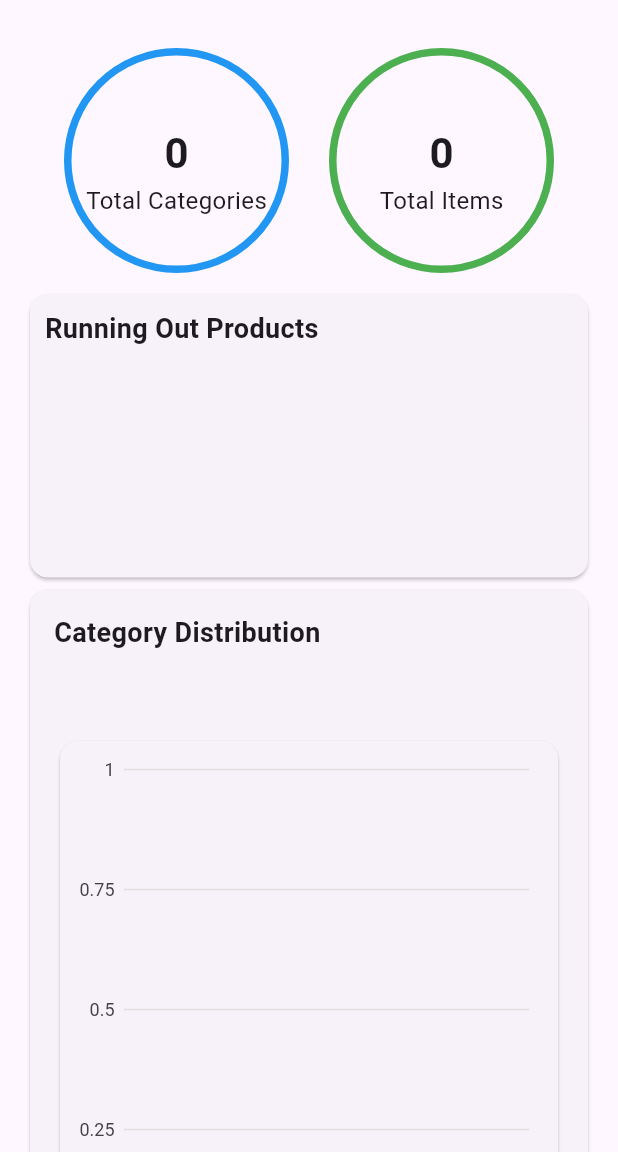
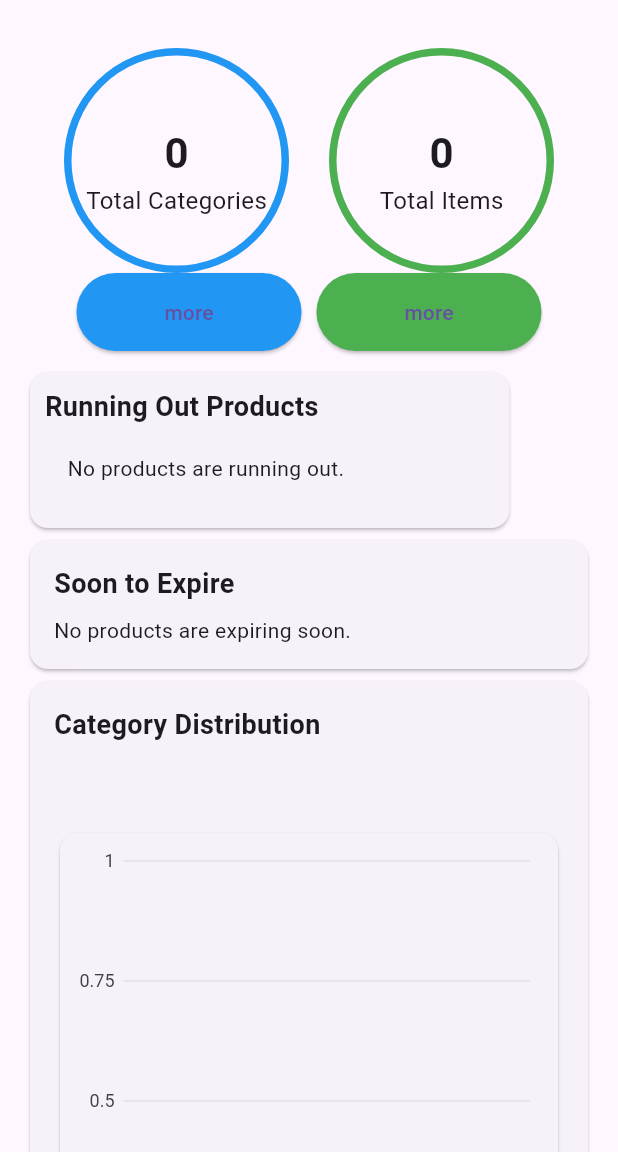
Before and after one commit to sisay2143/WholesaleWise, a Flutter app: the Reporting screen opened directly, on a phone screen of 412 x 824 dp, the part 84-1236 px from its top. Run offline on Flutter 3.47's test engine with Material 3 defaults, Android fonts, the phone set to English and light mode, and no system bars; our stand-ins replace badges, camera, carousel_slider, charts_flutter, cloud_firestore, cloud_functions and 6 more; missing offline and left inert: flutter_email_sender; accounts and stored records are empty.

Commit message:
inventory_report_backend_added_by_meku

```diff
--- a/lib/Views/Manager/Salesreport.dart
+++ b/lib/Views/Manager/Salesreport.dart
@@ -262,9 +262,6 @@ class SalesAnalytics extends StatelessWidget {
 
     // Building the bar chart
     return Card(
-      child: Container(
-        height: 250,
-        width: 400,
       child: Expanded(
         child: Padding(
           padding: const EdgeInsets.all(10.0),
@@ -278,7 +275,6 @@ class SalesAnalytics extends StatelessWidget {
               ),
             ],
             animate: true,
-            ),
           ),
         ),
       ),
--- a/lib/Views/Manager/reporting.dart
+++ b/lib/Views/Manager/reporting.dart
@@ -33,11 +33,13 @@ class Reporting extends StatelessWidget {
                 children: [
                   _buildTotalCategoryCircularIndicator(),
                   _buildTotalItemsCircularIndicator(),
+
                 ],
               ),
+              _buildButtons(),
               const SizedBox(height: 10.0),
               _buildRunningoutProducts(),
-              // _buildSoontoExpire(),
+              _buildSoontoExpire(),
                _buildBarChartCard(),
             ],
           ),
@@ -45,96 +47,139 @@ class Reporting extends StatelessWidget {
       ),
     );
   }
+Widget _buildButtons() {
+  return Row(
+    mainAxisAlignment: MainAxisAlignment.center,
+    children: [
+      ElevatedButton(
+        onPressed: () {
+          // Handle button 1 press
+        },
+        style: ElevatedButton.styleFrom(
+          padding: EdgeInsets.symmetric(vertical: 16.0, horizontal: 24.0),
+          minimumSize: Size(150.0, 0.0),
+          shape: RoundedRectangleBorder(
+            borderRadius: BorderRadius.circular(30.0),
+          ),
+          backgroundColor: Colors.blue,
+        ),
+        child: Text('more'),
+      ),
+      SizedBox(width: 10.0), // Add spacing between the buttons
+      ElevatedButton(
+        onPressed: () {
+          // Handle button 2 press
+        },
+        style: ElevatedButton.styleFrom(
+          padding: EdgeInsets.symmetric(vertical: 16.0, horizontal: 24.0),
+          minimumSize: Size(150.0, 0.0),
+          shape: RoundedRectangleBorder(
+            borderRadius: BorderRadius.circular(30.0),
+          ),
+          backgroundColor: Colors.green,
+        ),
+        child: Text('more'),
+      ),
+    ],
+  );
+}
+  Widget _buildSoontoExpire() {
+  final FirebaseFirestore _firestore = FirebaseFirestore.instance;
+  final User? user = FirebaseAuth.instance.currentUser;
 
-//   Widget _buildSoontoExpire() {
-//   final FirebaseFirestore _firestore = FirebaseFirestore.instance;
-//   final User? user = FirebaseAuth.instance.currentUser;
+  DateTime currentDate = DateTime.now();
 
-//   DateTime currentDate = DateTime.now();
+  return Card(
+    child: Container(
+      width: 400.0, // Adjust the width to your preference
+      child: Padding(
+        padding: const EdgeInsets.all(16.0),
+        child: Column(
+          crossAxisAlignment: CrossAxisAlignment.start,
+          children: [
+            const Text(
+              'Soon to Expire',
+              style: TextStyle(fontSize: 18.0, fontWeight: FontWeight.bold),
+            ),
+            SizedBox(height: 8.0),
+            StreamBuilder<QuerySnapshot>(
+              stream: _firestore.collection('products').snapshots(),
+              builder: (context, snapshot) {
+                if (snapshot.connectionState == ConnectionState.waiting) {
+                  return Center(child: CircularProgressIndicator());
+                } else if (snapshot.hasError) {
+                  return Text('Error: ${snapshot.error}');
+                } else {
+                  // Filter products expiring within 5 days or already expired
+                  List<DocumentSnapshot> expiringProducts = snapshot.data!.docs.where((product) {
+                    Timestamp expireDate = product['expiredate'];
+                    DateTime expireDateDateTime = expireDate.toDate();
+                    int daysLeft = expireDateDateTime.difference(currentDate).inDays;
+                    return daysLeft <= 0 || daysLeft < 5;
+                  }).toList();
 
-//   return Card(
-//     child: Container(
-//       width: 400.0, // Adjust the width to your preference
-//       child: Padding(
-//         padding: const EdgeInsets.all(16.0),
-//         child: Column(
-//           crossAxisAlignment: CrossAxisAlignment.start,
-//           children: [
-//             const Text(
-//               'Soon to Expire',
-//               style: TextStyle(fontSize: 18.0, fontWeight: FontWeight.bold),
-//             ),
-//             SizedBox(height: 8.0),
-//             StreamBuilder
-//               <QuerySnapshot>(
-//               stream: _firestore
-//                   // .collection('users')
-//                   // .doc(user!.uid)
-//                   .collection('products')
-//                   .snapshots(),
-//               builder: (context, snapshot) {
-//                 if (snapshot.connectionState == ConnectionState.waiting) {
-//                   return Center(child: CircularProgressIndicator());
-//                 } else if (snapshot.hasError) {
-//                   return Text('Error: ${snapshot.error}');
-//                 } else if (!snapshot.hasData || snapshot.data!.docs.isEmpty) {
-//                   return Text('No products found.');
-//                 } else {
-//                   return SizedBox(
-//                     height: 140.0,
-//                     child: ListView.builder(
-//                       scrollDirection: Axis.horizontal,
-//                       itemCount: snapshot.data!.docs.length,
-//                       itemBuilder: (context, index) {
-//                         var product = snapshot.data!.docs[index];
-//                         // Parse the string 'expiredate' to DateTime
-//                         DateTime expireDate = DateTime.parse(product['expiredate']);
-//                         int daysLeft = expireDate.difference(currentDate).inDays;
+                  if (expiringProducts.isEmpty) {
+                    return Column(
+                      children: [
+                        Text('No products are expiring soon.'),
 
-//                         // Fetch products expiring within 5 days
-//                         if (daysLeft < 5) {
-//                           return Padding(
-//                             padding: EdgeInsets.all(8.0),
-//                             child: Column(
-//                               crossAxisAlignment: CrossAxisAlignment.start,
-//                               children: [
-//                                 Container(
-//                                   width: 100.0,
-//                                   height: 100.0,
-//                                   alignment: Alignment.center,
-//                                   child: ClipRRect(
-//                                     child: Image.network(
-//                                       product['imageUrl'], // Assuming the image URL is stored in a field called 'image'
-//                                       fit: BoxFit.fill,
-//                                     ),
-//                                   ),
-//                                 ),
-//                                 const SizedBox(height: 4.0),
-//                                 Text('$daysLeft : Days Left'),
-//                               ],
-//                             ),
-//                           );
-//                         } else {
-//                           // If product is not expiring within 5 days, return an empty container
-//                           return Container();
-//                         }
-//                       },
-//                     ),
-//                   );
-//                 }
-//               },
-//             ),
-//           ],
-//         ),
-//       ),
-//     ),
-//   );
-// }
+                      ],
+                    );
+                  } else {
+                    return SizedBox(
+                      height: 160.0,
+                      child: ListView.builder(
+                        scrollDirection: Axis.horizontal,
+                        itemCount: expiringProducts.length,
+                        itemBuilder: (context, index) {
+                          var product = expiringProducts[index];
+                          Timestamp expireDate = product['expiredate'];
+                          DateTime expireDateDateTime = expireDate.toDate();
+                          int daysLeft = expireDateDateTime.difference(currentDate).inDays;
 
+                          return Padding(
+                            padding: EdgeInsets.all(8.0),
+                            child: Column(
+                              crossAxisAlignment: CrossAxisAlignment.start,
+                              children: [
+                                Container(
+                                  width: 100.0,
+                                  height: 100.0,
+                                  alignment: Alignment.center,
+                                  child: ClipRRect(
+                                    child: Image.network(
+                                      product['imageUrl'], // Assuming the image URL is stored in a field called 'imageUrl'
+                                      fit: BoxFit.fill,
+                                    ),
+                                  ),
+                                ),
+                                const SizedBox(height: 4.0),
+                                if (daysLeft <= 0)
+                                  Text('Expired')
+                                else
+                                  Text('$daysLeft : Days Left'),
+                                const SizedBox(height: 4.0),
+                                Text('Product: ${product['name']}'), // Assuming the product text is stored in a field called 'text'
+                              ],
+                            ),
+                          );
+                        },
+                      ),
+                    );
+                  }
+                }
+              },
+            ),
+          ],
+        ),
+      ),
+    ),
+  );
+}
    Widget _buildRunningoutProducts() {
   return Card(
     child: Padding(
-        padding: EdgeInsets.only(left: 10, right: 10, top: 10, bottom: 5),
+      padding: EdgeInsets.all(10.0),
       child: Column(
         crossAxisAlignment: CrossAxisAlignment.start,
         children: [
@@ -143,9 +188,7 @@ class Reporting extends StatelessWidget {
             style: TextStyle(fontSize: 18.0, fontWeight: FontWeight.bold),
           ),
           SizedBox(height: 8.0),
-            SizedBox(
-              height: 140.0,
-              child: StreamBuilder<QuerySnapshot>(
+          StreamBuilder<QuerySnapshot>(
             stream: _firestore
                 // .collection('users')
                 // .doc(user!.uid)
@@ -155,7 +198,15 @@ class Reporting extends StatelessWidget {
             builder: (context, snapshot) {
               if (snapshot.hasData) {
                 final runningOutProducts = snapshot.data!.docs;
-                    return ListView.builder(
+                if (runningOutProducts.isEmpty) {
+                  return Padding(
+                    padding: const EdgeInsets.fromLTRB(15, 10, 100, 20),
+                    child: Text('No products are running out.'),
+                  );
+                } else {
+                  return SizedBox(
+                    height: 120.0,
+                    child: ListView.builder(
                       scrollDirection: Axis.horizontal,
                       itemCount: runningOutProducts.length,
                       itemBuilder: (context, index) {
@@ -178,27 +229,28 @@ class Reporting extends StatelessWidget {
                                 ),
                               ),
                               SizedBox(height: 4.0),
+                              Text('Pname: ${product['name']}'),
+                              SizedBox(height: 4.0),
                               Text('Quantity: ${productData['quantity']}'),
                             ],
                           ),
                         );
                       },
+                    ),
                   );
+                }
               } else if (snapshot.hasError) {
                 return Text('Error: ${snapshot.error}');
               } else {
                 return CircularProgressIndicator();
               }
-
             },
-              ),
           ),
         ],
       ),
     ),
   );
 }
-
 Widget _buildTotalCategoryCircularIndicator() {
   final FirebaseFirestore _firestore = FirebaseFirestore.instance;
   User? user = FirebaseAuth.instance.currentUser;
--- a/lib/Views/Sales/reporting.dart
+++ /dev/null
@@ -1,15 +0,0 @@
-import 'package:flutter/material.dart';
-
-class Reporting extends StatefulWidget {
-  const Reporting({super.key});
-
-  @override
-  State<Reporting> createState() => _ReportingState();
-}
-
-class _ReportingState extends State<Reporting> {
-  @override
-  Widget build(BuildContext context) {
-    return const Scaffold();
-  }
-}
```
Also changed, not shown: lib/Views/Warehouse-staff/reporting.dart (+87 -35 lines). Lines whose indentation alone changed are shown as unchanged.
